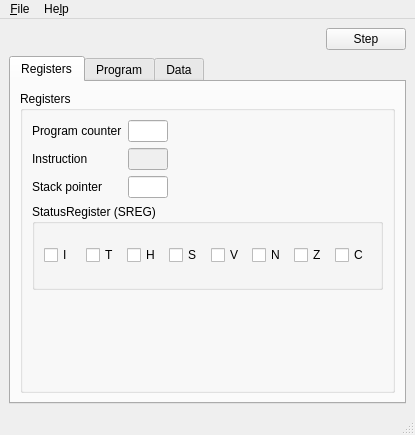
First picture: the form in qt-gui/ui/MainWindow.ui, repository mlafroce/avr-avogadro, before the edit.
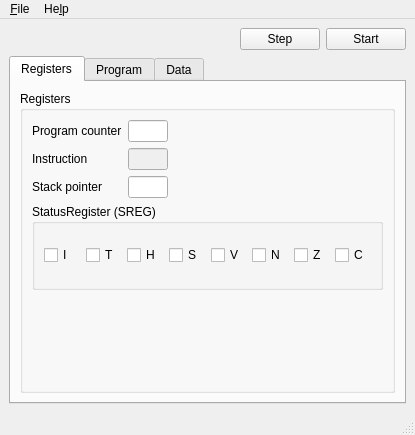
Second picture: the form after the edit. Custom widgets are drawn as their Qt base class.

Commit message: Adds a start button that starts the mcu in another thread

The edit to the form file:
```diff
--- a/qt-gui/ui/MainWindow.ui
+++ b/qt-gui/ui/MainWindow.ui
@@ -37,6 +37,16 @@
         </property>
        </widget>
       </item>
+      <item>
+       <widget class="QPushButton" name="startButton">
+        <property name="text">
+         <string>Start</string>
+        </property>
+        <property name="checkable">
+         <bool>true</bool>
+        </property>
+       </widget>
+      </item>
      </layout>
     </item>
     <item>
```
The commit also changes 13 other files.
